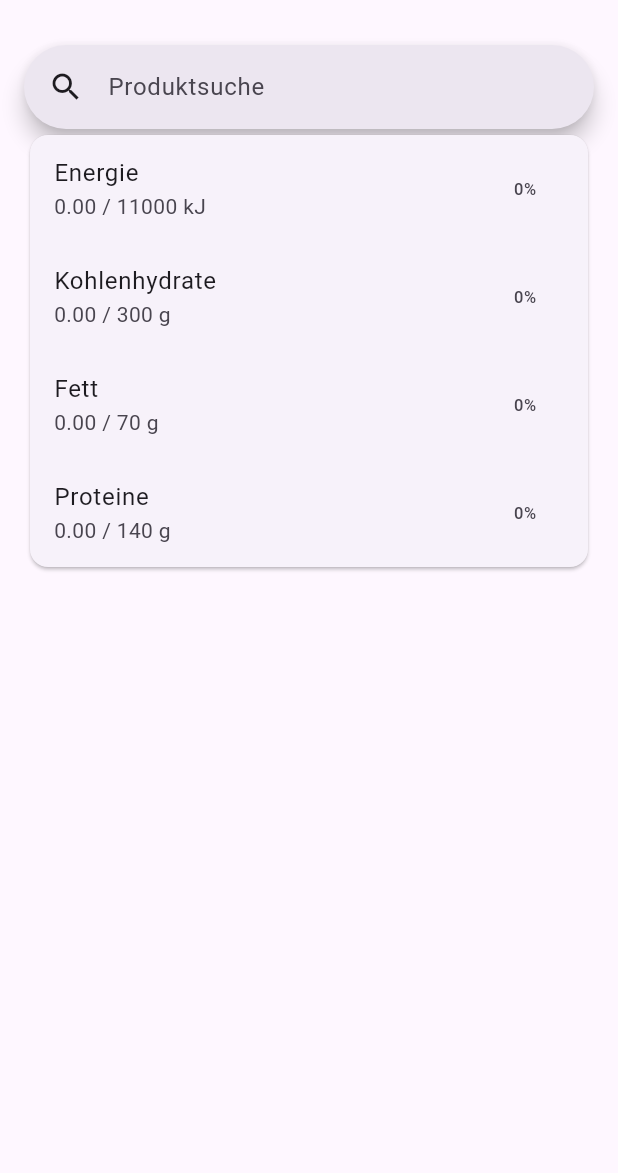
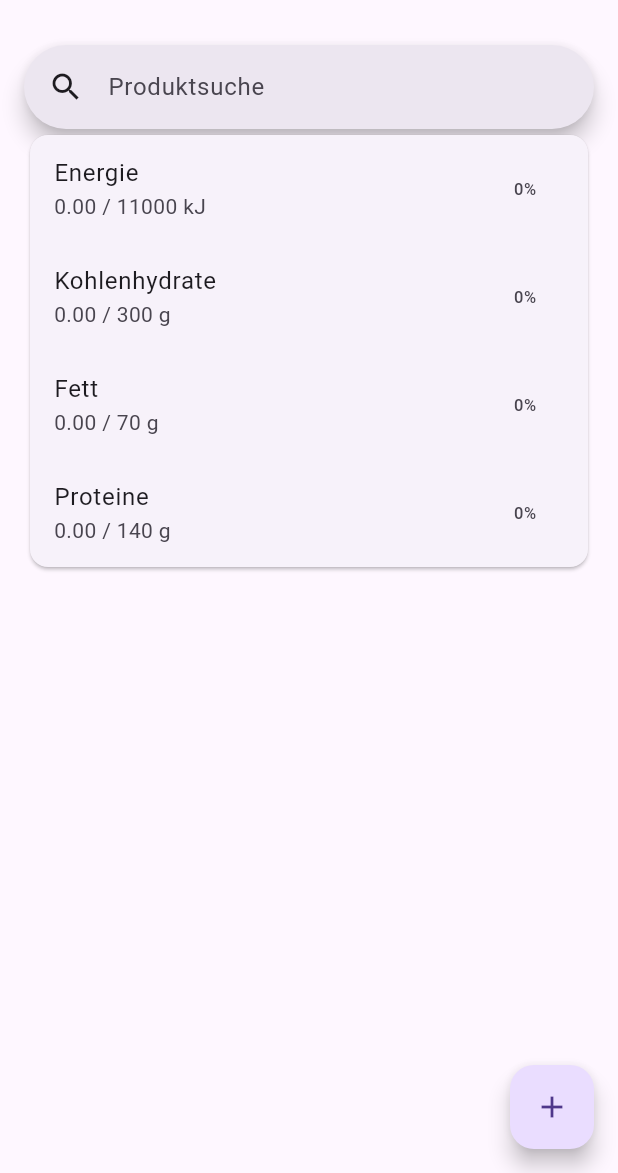
Before and after one commit to Looby72/food_tracker, a Flutter app: the screen it shows after launch, on a phone screen of 412 x 824 dp, the part 63-1236 px from its top. Run offline on Flutter 3.47's test engine with Material 3 defaults, Android fonts, the phone set to English and light mode, and no system bars; our stand-ins replace shared_preferences; missing offline and left inert: openfoodfacts; generated files the repository leaves out were written again.

Commit message:
add new screen for adding products

```diff
--- a/lib/app.dart
+++ b/lib/app.dart
@@ -1,6 +1,7 @@
 import 'package:flutter/material.dart';
 import 'package:flutter_gen/gen_l10n/app_localizations.dart';
 import 'package:flutter_localizations/flutter_localizations.dart';
+import 'package:food_tracker/ui/screens/add_food_screen.dart';
 import 'package:openfoodfacts/openfoodfacts.dart';
 
 import 'controllers/daily_food_controller.dart';
@@ -91,6 +92,7 @@ class MyApp extends StatelessWidget {
             Routes.dailyFood: (context) => DailyFoodScreen(
                   dailyFoodController: dailyFoodController,
                 ),
+            Routes.addFood: (context) => const AddFoodScreen(),
           },
         );
       },
--- a/lib/data/routes.dart
+++ b/lib/data/routes.dart
@@ -3,4 +3,5 @@ class Routes {
   static const String settings = '/settings';
   static const String productDetail = '/productDetail';
   static const String dailyFood = '/dailyFood';
+  static const String addFood = '/addFood';
 }
--- a/lib/ui/screens/home_screen.dart
+++ b/lib/ui/screens/home_screen.dart
@@ -41,6 +41,12 @@ class HomeScreen extends StatelessWidget {
           ],
         ),
       ),
+      floatingActionButton: FloatingActionButton(
+        onPressed: () {
+          Navigator.pushNamed(context, Routes.addFood);
+        },
+        child: const Icon(Icons.add),
+      ),
     );
   }
 }
```
Also changed, not shown: lib/ui/screens/add_food_screen.dart (added, +17 -0 lines).
